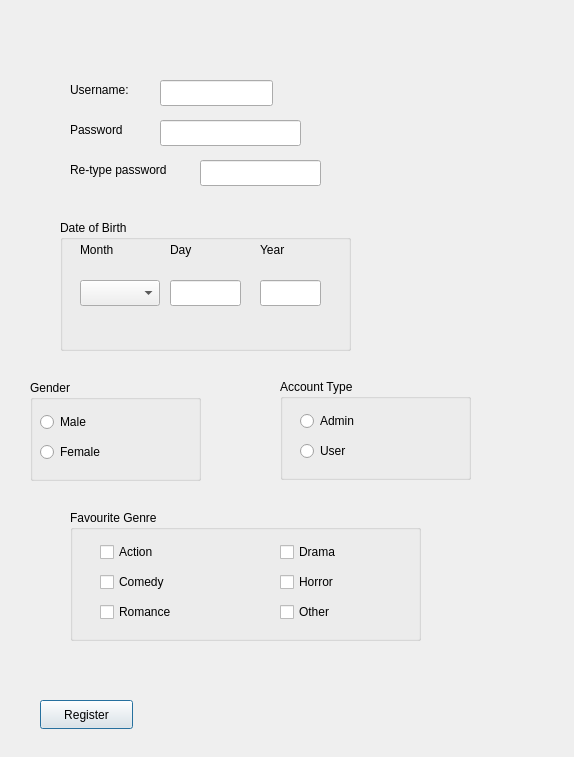
Above: Cinemaproject/registerwindow.ui from Mohamed-H-Ali/CinemaProject before the change. Below: the same form after it.
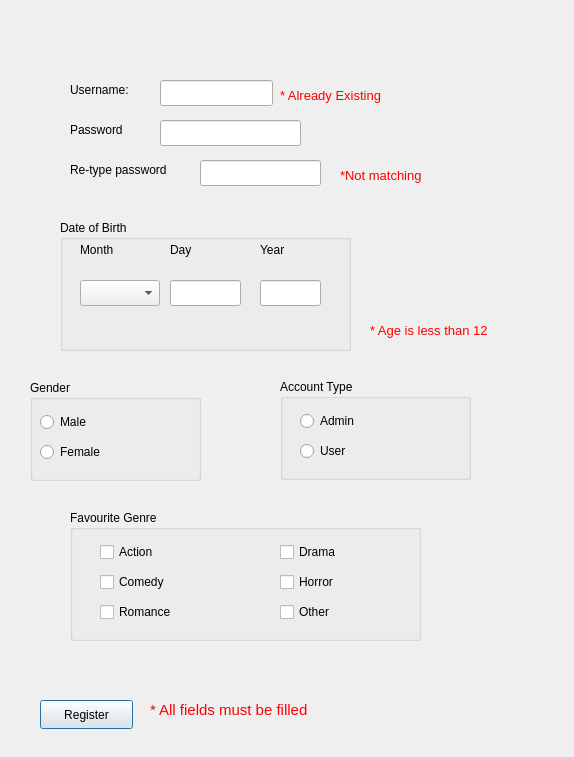
That is the form after the change.

Commit message: Register window is about to be finished

The edit to the form file:
```diff
--- a/Cinemaproject/registerwindow.ui
+++ b/Cinemaproject/registerwindow.ui
@@ -349,14 +349,14 @@
   <widget class="QLabel" name="label">
    <property name="geometry">
     <rect>
-     <x>340</x>
+     <x>280</x>
      <y>80</y>
      <width>191</width>
-     <height>20</height>
+     <height>31</height>
     </rect>
    </property>
    <property name="text">
-    <string/>
+    <string>&lt;html&gt;&lt;head/&gt;&lt;body&gt;&lt;p&gt;&lt;span style=&quot; font-size:10pt; color:#ff0000;&quot;&gt;* Already Existing&lt;/span&gt;&lt;/p&gt;&lt;/body&gt;&lt;/html&gt;</string>
    </property>
   </widget>
   <widget class="QLabel" name="label_2">
@@ -365,11 +365,11 @@
      <x>340</x>
      <y>160</y>
      <width>161</width>
-     <height>20</height>
+     <height>31</height>
     </rect>
    </property>
    <property name="text">
-    <string/>
+    <string>&lt;html&gt;&lt;head/&gt;&lt;body&gt;&lt;p&gt;&lt;span style=&quot; font-size:10pt; color:#ff0000;&quot;&gt;*Not matching&lt;/span&gt;&lt;/p&gt;&lt;/body&gt;&lt;/html&gt;</string>
    </property>
   </widget>
   <widget class="QLabel" name="label_3">
@@ -378,24 +378,24 @@
      <x>370</x>
      <y>320</y>
      <width>161</width>
-     <height>20</height>
+     <height>21</height>
     </rect>
    </property>
    <property name="text">
-    <string/>
+    <string>&lt;html&gt;&lt;head/&gt;&lt;body&gt;&lt;p&gt;&lt;span style=&quot; font-size:10pt; color:#ff0000;&quot;&gt;* Age is less than 12&lt;/span&gt;&lt;/p&gt;&lt;/body&gt;&lt;/html&gt;</string>
    </property>
   </widget>
   <widget class="QLabel" name="label_5">
    <property name="geometry">
     <rect>
-     <x>160</x>
+     <x>150</x>
      <y>700</y>
-     <width>141</width>
+     <width>201</width>
      <height>20</height>
     </rect>
    </property>
    <property name="text">
-    <string/>
+    <string>&lt;html&gt;&lt;head/&gt;&lt;body&gt;&lt;p&gt;&lt;span style=&quot; font-size:11pt; color:#ff0000;&quot;&gt;* All fields must be filled&lt;/span&gt;&lt;/p&gt;&lt;/body&gt;&lt;/html&gt;</string>
    </property>
   </widget>
   <zorder>GenderBox</zorder>
```
Left out of the diff: 26 changed lines with no effect on the pictures. The commit also changes 4 other files.
